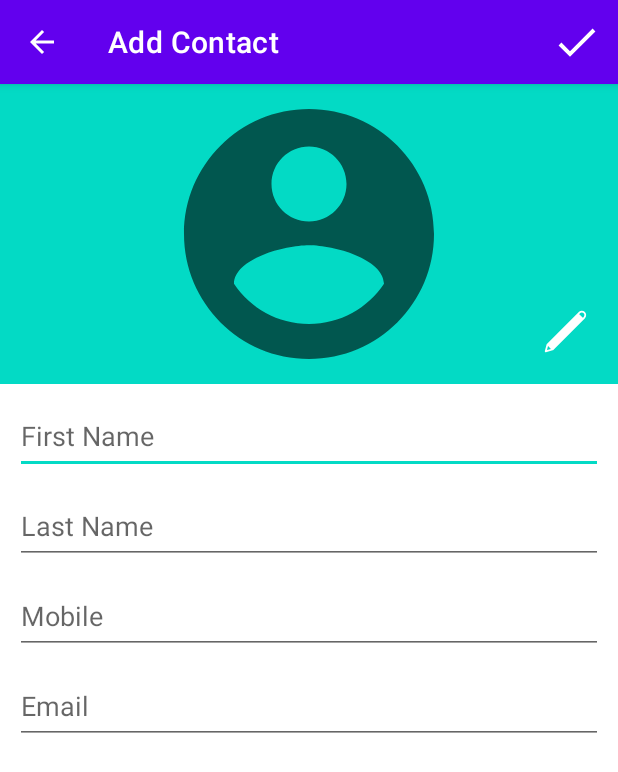
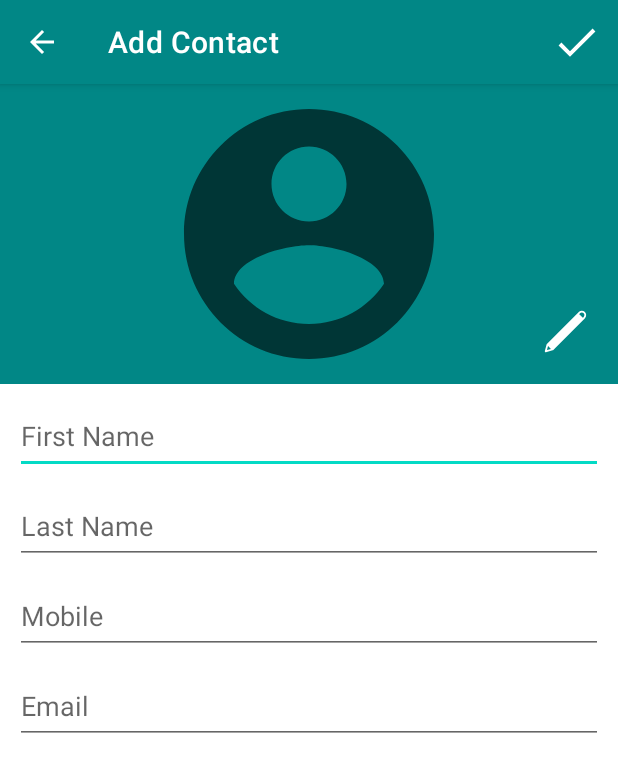
Before and after one commit to ryuzaki02/JAV1001-FinalProject, an Android app: the screen it shows after launch (CreateNewContactActivity), after a tap on an icon or button, on a phone screen of 412 x 824 dp. Shown: the top 772 px of the screen. Run offline under Robolectric (Android 15) with nearby library versions, the phone set to English and light mode, and no system bars; our stand-ins replace Room's generated code; libraries missing offline, so code that uses them is left out: com.amulyakhare.textdrawable.

Commit message:
- AndroidManifest 	- Added user permission for gallery - ContactModel 	- Added contactImage byte array variable to database and model - ContactRoomDatabase 	- Changed version of database schema - CreateNewContactActivity 	- Added variable to of image button, image view, launcher and image uri 	- Added image button listener to open gallery picker 	- Conversion of image uri to bit map 	- Activity result to get image for the contact image view 	- Added method to save image to contact model 	- Added method to convert input stream to bytes array - ViewContactActivity 	- Added variable to of image button, image view, launcher and image uri 	- Added image button listener to open gallery picker 	- Conversion of image uri to bit map - ActivityCreateNewContact 	- Added ids to contact image view

```diff
--- a/app/src/main/AndroidManifest.xml
+++ b/app/src/main/AndroidManifest.xml
@@ -30,4 +30,9 @@
         </activity>
     </application>
 
+    <uses-permission android:name="android.permission.INTERNET" />
+    <uses-permission android:name="android.permission.CAMERA" />
+    <uses-permission android:name="android.permission.READ_EXTERNAL_STORAGE" />
+    <uses-permission android:name="android.permission.WRITE_EXTERNAL_STORAGE" />
+
 </manifest>
--- a/app/src/main/java/com/cambrian/jav1001_finalproject/ContactModel.java
+++ b/app/src/main/java/com/cambrian/jav1001_finalproject/ContactModel.java
@@ -24,6 +24,8 @@ public class ContactModel implements Serializable {
     private String number;
     @ColumnInfo(name = "email")
     private String email;
+    @ColumnInfo(name = "contact_image", typeAffinity = ColumnInfo.BLOB)
+    private byte[] contactImage;
 
     public ContactModel(String firstName, String lastName, String number, String email) {
         this.firstName = firstName;
@@ -63,4 +65,8 @@ public class ContactModel implements Serializable {
     public void setEmail(String email) {
         this.email = email;
     }
+
+    public void setContactImage(byte[] contactImage) { this.contactImage = contactImage; };
+
+    public byte[] getContactImage() { return this.contactImage; };
 }
--- a/app/src/main/java/com/cambrian/jav1001_finalproject/ContactRoomDatabase.java
+++ b/app/src/main/java/com/cambrian/jav1001_finalproject/ContactRoomDatabase.java
@@ -6,7 +6,7 @@ import androidx.room.Database;
 import androidx.room.Room;
 import androidx.room.RoomDatabase;
 
-@Database(entities = {ContactModel.class}, version = 3, exportSchema = false)
+@Database(entities = {ContactModel.class}, version = 5, exportSchema = false)
 public abstract class ContactRoomDatabase extends RoomDatabase {
 
     public abstract ContactDao contactDao();
--- a/app/src/main/java/com/cambrian/jav1001_finalproject/CreateNewContactActivity.java
+++ b/app/src/main/java/com/cambrian/jav1001_finalproject/CreateNewContactActivity.java
@@ -1,19 +1,37 @@
 package com.cambrian.jav1001_finalproject;
 
 import android.content.Intent;
+import android.graphics.Bitmap;
+import android.graphics.BitmapFactory;
+import android.net.Uri;
 import android.os.Bundle;
 import android.view.Menu;
 import android.view.MenuItem;
+import android.view.View;
 import android.widget.Button;
 import android.widget.EditText;
+import android.widget.ImageButton;
+import android.widget.ImageView;
 
+import androidx.activity.result.ActivityResult;
+import androidx.activity.result.ActivityResultCallback;
+import androidx.activity.result.ActivityResultLauncher;
+import androidx.activity.result.contract.ActivityResultContracts;
 import androidx.appcompat.app.AppCompatActivity;
+
+import java.io.ByteArrayOutputStream;
+import java.io.IOException;
+import java.io.InputStream;
 
 public class CreateNewContactActivity extends AppCompatActivity {
 
     private EditText firstNameEditText, lastNameEditText, phoneEditText, emailEditText;
+    private ImageButton imageButton;
+    private ImageView contactImageView;
     private Button addContactButton;
     private ContactModel contactModel;
+    private ActivityResultLauncher<Intent> photoPickerActivityLauncher;
+    private Uri imageUri;
 
     @Override
     protected void onCreate(Bundle savedInstanceState) {
@@ -28,8 +46,24 @@ public class CreateNewContactActivity extends AppCompatActivity {
         lastNameEditText = findViewById(R.id.idEnterLastNameEditText);
         phoneEditText = findViewById(R.id.idEnterPhoneEditText);
         emailEditText = findViewById(R.id.idEnterEmailEditText);
+        imageButton = findViewById(R.id.idEditImageButton);
+        contactImageView = findViewById(R.id.idContactImageView);
+
+        addImageButtonListener();
+        setupActivityLauncher();
 
         setupView();
+    }
+
+    private void addImageButtonListener() {
+        imageButton.setOnClickListener(new View.OnClickListener() {
+            @Override
+            public void onClick(View view) {
+                Intent intent = new Intent(Intent.ACTION_PICK);
+                intent.setType("image/*");
+                photoPickerActivityLauncher.launch(intent);
+            }
+        });
     }
 
     private void setupView() {
@@ -40,7 +74,22 @@ public class CreateNewContactActivity extends AppCompatActivity {
             lastNameEditText.setText(contactModel.getLastName());
             phoneEditText.setText(contactModel.getNumber());
             emailEditText.setText(contactModel.getEmail());
+            Bitmap bmp = BitmapFactory.decodeByteArray(contactModel.getContactImage(), 0, contactModel.getContactImage().length);
+            contactImageView.setImageBitmap(Bitmap.createScaledBitmap(bmp, 1000, 1000, false));
         }
+    }
+
+    private void setupActivityLauncher() {
+        photoPickerActivityLauncher = registerForActivityResult(
+                new ActivityResultContracts.StartActivityForResult(),
+                new ActivityResultCallback<ActivityResult>() {
+                    @Override
+                    public void onActivityResult(ActivityResult result) {
+                        Intent intent = result.getData();
+                        imageUri = intent.getData();
+                        contactImageView.setImageURI(imageUri);
+                    }
+                });
     }
 
     @Override
@@ -87,14 +136,43 @@ public class CreateNewContactActivity extends AppCompatActivity {
             }
         }
         if (contactModel == null) {
-            return new ContactModel(firstNameEditText.getText().toString(), lastNameEditText.getText().toString(), phoneEditText.getText().toString(), emailEditText.getText().toString());
+            final ContactModel model = new ContactModel(firstNameEditText.getText().toString(), lastNameEditText.getText().toString(), phoneEditText.getText().toString(), emailEditText.getText().toString());
+            if (imageUri != null) {
+                model.setContactImage(saveImageToContactModel());
+            }
+            return model;
         } else {
             contactModel.setFirstName(firstNameEditText.getText().toString());
             contactModel.setLastName(lastNameEditText.getText().toString());
             contactModel.setEmail(emailEditText.getText().toString());
             contactModel.setNumber(phoneEditText.getText().toString());
+            if (imageUri != null) {
+                contactModel.setContactImage(saveImageToContactModel());
+            }
             return contactModel;
         }
+    }
 
+    public byte[] saveImageToContactModel() {
+        try {
+            InputStream iStream = getContentResolver().openInputStream(imageUri);
+            byte[] inputData = getBytes(iStream);
+            return inputData;
+        } catch (IOException e) {
+            e.printStackTrace();
+        }
+        return null;
+    }
+
+    public byte[] getBytes(InputStream inputStream) throws IOException {
+        ByteArrayOutputStream byteBuffer = new ByteArrayOutputStream();
+        int bufferSize = 1024;
+        byte[] buffer = new byte[bufferSize];
+
+        int len = 0;
+        while ((len = inputStream.read(buffer)) != -1) {
+            byteBuffer.write(buffer, 0, len);
+        }
+        return byteBuffer.toByteArray();
     }
 }
--- a/app/src/main/res/layout/activity_create_new_contact.xml
+++ b/app/src/main/res/layout/activity_create_new_contact.xml
@@ -7,23 +7,23 @@
     tools:context=".CreateNewContactActivity">
 
     <ImageView
-        android:id="@+id/contactImageView"
+        android:id="@+id/idContactImageView"
         android:layout_width="match_parent"
         android:layout_height="200dp"
         android:src="@drawable/ic_account"
-        android:background="@color/teal_200"
+        android:background="@color/teal_700"
         app:layout_constraintTop_toTopOf="parent"/>
 
     <ImageButton
-        android:id="@+id/editButton"
+        android:id="@+id/idEditImageButton"
         android:layout_width="30dp"
         android:layout_height="30dp"
         android:scaleType="fitCenter"
         android:layout_margin="20dp"
         android:src="@drawable/ic_edit"
-        android:background="@color/teal_200"
-        app:layout_constraintBottom_toBottomOf="@id/contactImageView"
-        app:layout_constraintRight_toRightOf="@id/contactImageView"/>
+        android:background="@color/teal_700"
+        app:layout_constraintBottom_toBottomOf="@id/idContactImageView"
+        app:layout_constraintRight_toRightOf="@id/idContactImageView"/>
 
     <EditText
         android:id="@+id/idEnterFirstNameEditText"
@@ -32,7 +32,7 @@
         android:hint="First Name"
         android:inputType="text"
         android:layout_margin="10dp"
-        app:layout_constraintTop_toBottomOf="@id/contactImageView"/>
+        app:layout_constraintTop_toBottomOf="@id/idContactImageView"/>
 
     <EditText
         android:id="@+id/idEnterLastNameEditText"
--- a/app/src/main/res/layout/activity_view_contact.xml
+++ b/app/src/main/res/layout/activity_view_contact.xml
@@ -7,11 +7,11 @@
     tools:context=".CreateNewContactActivity">
 
     <ImageView
-        android:id="@+id/idContactImageView"
+        android:id="@+id/idViewContactImageView"
         android:layout_width="match_parent"
         android:layout_height="200dp"
         android:src="@drawable/ic_account"
-        android:background="@color/teal_200"
+        android:background="@color/teal_700"
         app:layout_constraintTop_toTopOf="parent"/>
 
     <LinearLayout
@@ -21,7 +21,7 @@
         android:layout_width="wrap_content"
         app:layout_constraintEnd_toEndOf="parent"
         app:layout_constraintStart_toStartOf="parent"
-        app:layout_constraintTop_toBottomOf="@+id/idContactImageView">
+        app:layout_constraintTop_toBottomOf="@+id/idViewContactImageView">
 
         <ImageButton
             android:layout_width="wrap_content"
--- a/app/src/main/res/values-night/themes.xml
+++ b/app/src/main/res/values-night/themes.xml
@@ -2,8 +2,8 @@
     <!-- Base application theme. -->
     <style name="Theme.JAV1001FinalProject" parent="Theme.MaterialComponents.DayNight.DarkActionBar">
         <!-- Primary brand color. -->
-        <item name="colorPrimary">@color/purple_200</item>
-        <item name="colorPrimaryVariant">@color/purple_700</item>
+        <item name="colorPrimary">@color/teal_700</item>
+        <item name="colorPrimaryVariant">@color/teal_700</item>
         <item name="colorOnPrimary">@color/black</item>
         <!-- Secondary brand color. -->
         <item name="colorSecondary">@color/teal_200</item>
--- a/app/src/main/res/values/themes.xml
+++ b/app/src/main/res/values/themes.xml
@@ -2,8 +2,8 @@
     <!-- Base application theme. -->
     <style name="Theme.JAV1001FinalProject" parent="Theme.MaterialComponents.DayNight.DarkActionBar">
         <!-- Primary brand color. -->
-        <item name="colorPrimary">@color/purple_500</item>
-        <item name="colorPrimaryVariant">@color/purple_700</item>
+        <item name="colorPrimary">@color/teal_700</item>
+        <item name="colorPrimaryVariant">@color/teal_700</item>
         <item name="colorOnPrimary">@color/white</item>
         <!-- Secondary brand color. -->
         <item name="colorSecondary">@color/teal_200</item>
```
Also changed, not shown: app/src/main/java/com/cambrian/jav1001_finalproject/ViewContactActivity.java (+7 -0 lines).
